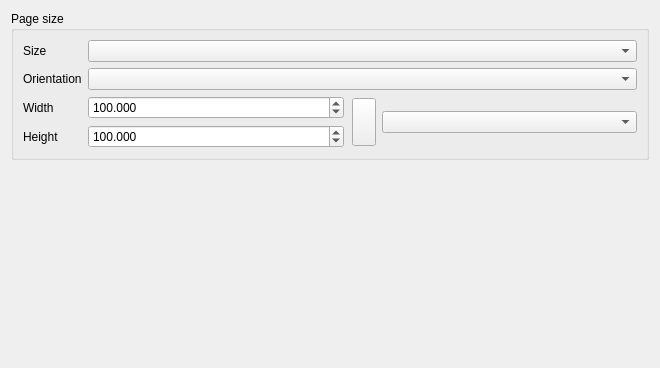
Before: the Qt Designer form src/ui/layout/qgslayoutpagepropertieswidget.ui in qgis/QGIS, drawn with Qt 5.
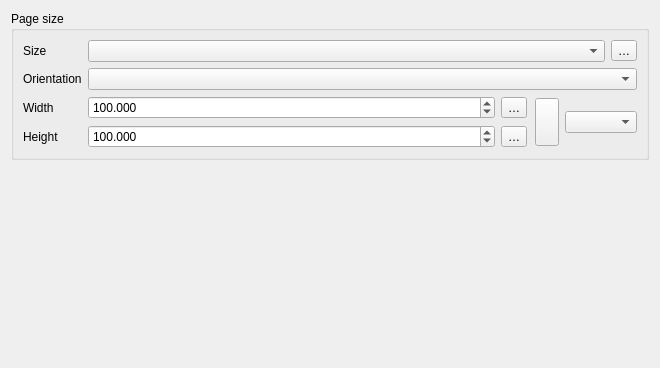
After: the same form once the commit is applied. Custom widgets are drawn as their Qt base class.

Commit message:
Partially hook up data defined page size
TODO:
- preset page sizes
- reflow after update

What changed in the file:
```diff
--- a/src/ui/layout/qgslayoutpagepropertieswidget.ui
+++ b/src/ui/layout/qgslayoutpagepropertieswidget.ui
@@ -33,46 +33,64 @@
       <string>Page size</string>
      </property>
      <layout class="QGridLayout" name="gridLayout" columnstretch="0,1">
-      <item row="0" column="0">
-       <widget class="QLabel" name="label_3">
-        <property name="text">
-         <string>Size</string>
-        </property>
-       </widget>
-      </item>
       <item row="2" column="0">
-       <widget class="QLabel" name="mWidthLabel">
-        <property name="text">
-         <string>Width</string>
-        </property>
-       </widget>
-      </item>
-      <item row="1" column="1">
-       <widget class="QComboBox" name="mPageOrientationComboBox"/>
-      </item>
-      <item row="1" column="0">
        <widget class="QLabel" name="label_4">
         <property name="text">
          <string>Orientation</string>
         </property>
        </widget>
       </item>
-      <item row="0" column="1">
-       <widget class="QComboBox" name="mPageSizeComboBox"/>
-      </item>
       <item row="3" column="0">
-       <widget class="QLabel" name="mHeightLabel">
+       <widget class="QLabel" name="mWidthLabel">
         <property name="text">
-         <string>Height</string>
+         <string>Width</string>
         </property>
        </widget>
       </item>
-      <item row="2" column="1" rowspan="2">
-       <layout class="QGridLayout" name="gridLayout_3" columnstretch="1,0,0,0,1">
-        <item row="0" column="4" rowspan="2">
+      <item row="3" column="1" rowspan="2">
+       <layout class="QGridLayout" name="gridLayout_3" columnstretch="1,0,0,0,0,0">
+        <item row="0" column="5" rowspan="2">
          <widget class="QgsLayoutUnitsComboBox" name="mSizeUnitsComboBox"/>
         </item>
-        <item row="0" column="3" rowspan="2">
+        <item row="1" column="0" colspan="3">
+         <widget class="QgsDoubleSpinBox" name="mHeightSpin">
+          <property name="suffix">
+           <string/>
+          </property>
+          <property name="decimals">
+           <number>3</number>
+          </property>
+          <property name="maximum">
+           <double>9999999.000000000000000</double>
+          </property>
+          <property name="value">
+           <double>100.000000000000000</double>
+          </property>
+          <property name="showClearButton" stdset="0">
+           <bool>false</bool>
+          </property>
+         </widget>
+        </item>
+        <item row="0" column="0" colspan="3">
+         <widget class="QgsDoubleSpinBox" name="mWidthSpin">
+          <property name="suffix">
+           <string/>
+          </property>
+          <property name="decimals">
+           <number>3</number>
+          </property>
+          <property name="maximum">
+           <double>9999999.000000000000000</double>
+          </property>
+          <property name="value">
+           <double>100.000000000000000</double>
+          </property>
+          <property name="showClearButton" stdset="0">
+           <bool>false</bool>
+          </property>
+         </widget>
+        </item>
+        <item row="0" column="4" rowspan="2">
          <layout class="QHBoxLayout" name="_2">
           <property name="leftMargin">
            <number>2</number>
@@ -104,46 +122,56 @@
           </item>
          </layout>
         </item>
-        <item row="0" column="0" colspan="3">
-         <widget class="QgsDoubleSpinBox" name="mWidthSpin">
-          <property name="suffix">
-           <string/>
+        <item row="0" column="3">
+         <widget class="QgsPropertyOverrideButton" name="mWidthDDBtn">
+          <property name="text">
+           <string>…</string>
           </property>
-          <property name="decimals">
-           <number>3</number>
+         </widget>
+        </item>
+        <item row="1" column="3">
+         <widget class="QgsPropertyOverrideButton" name="mHeightDDBtn">
+          <property name="text">
+           <string>…</string>
           </property>
-          <property name="maximum">
-           <double>9999999.000000000000000</double>
-          </property>
-          <property name="value">
-           <double>100.000000000000000</double>
-          </property>
-          <property name="showClearButton" stdset="0">
-           <bool>false</bool>
-          </property>
          </widget>
         </item>
-        <item row="1" column="0" colspan="3">
-         <widget class="QgsDoubleSpinBox" name="mHeightSpin">
-          <property name="suffix">
-           <string/>
+       </layout>
+      </item>
+      <item row="4" column="0">
+       <widget class="QLabel" name="mHeightLabel">
+        <property name="text">
+         <string>Height</string>
+        </property>
+       </widget>
+      </item>
+      <item row="2" column="1">
+       <widget class="QComboBox" name="mPageOrientationComboBox"/>
+      </item>
+      <item row="0" column="1">
+       <layout class="QHBoxLayout" name="horizontalLayout">
+        <property name="topMargin">
+         <number>0</number>
+        </property>
+        <item>
+         <widget class="QComboBox" name="mPageSizeComboBox"/>
+        </item>
+        <item>
+         <widget class="QgsPropertyOverrideButton" name="mPaperSizeDDBtn">
+          <property name="text">
+           <string>…</string>
           </property>
-          <property name="decimals">
-           <number>3</number>
-          </property>
-          <property name="maximum">
-           <double>9999999.000000000000000</double>
-          </property>
-          <property name="value">
-           <double>100.000000000000000</double>
-          </property>
-          <property name="showClearButton" stdset="0">
-           <bool>false</bool>
-          </property>
          </widget>
         </item>
        </layout>
       </item>
+      <item row="0" column="0">
+       <widget class="QLabel" name="label_3">
+        <property name="text">
+         <string>Size</string>
+        </property>
+       </widget>
+      </item>
      </layout>
     </widget>
    </item>
@@ -166,6 +194,11 @@
    <extends>QComboBox</extends>
    <header>qgslayoutunitscombobox.h</header>
   </customwidget>
+  <customwidget>
+   <class>QgsPropertyOverrideButton</class>
+   <extends>QToolButton</extends>
+   <header>qgspropertyoverridebutton.h</header>
+  </customwidget>
  </customwidgets>
  <tabstops>
   <tabstop>mPageSizeComboBox</tabstop>
```
Left out of the diff: 5 changed lines with no effect on the pictures. The commit also changes 2 other files.
